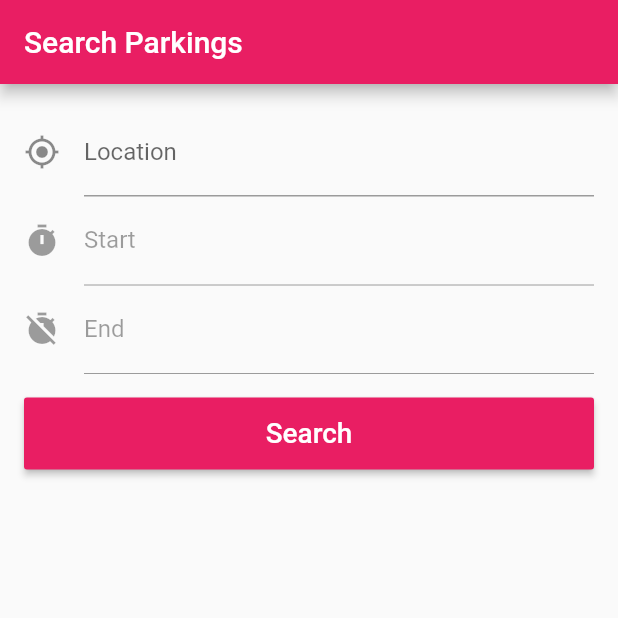
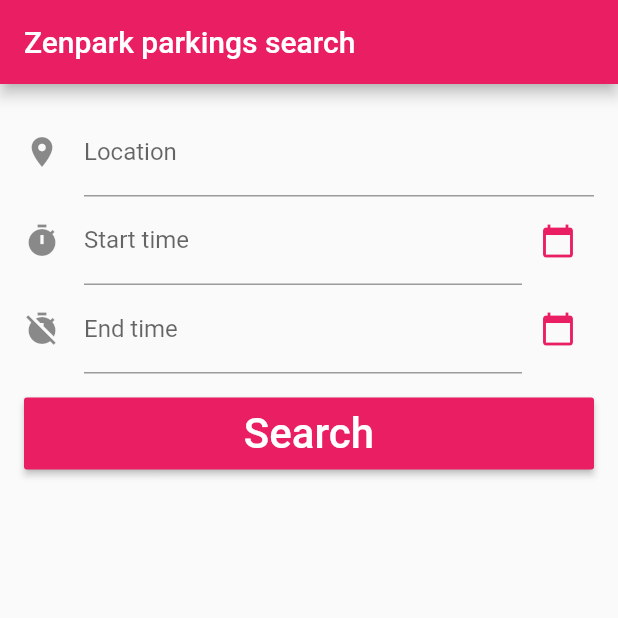
Before and after one commit to dogganidhal/Parking-Search, a Flutter app: the screen it shows after launch, on a phone screen of 412 x 824 dp, the top half of it. Run offline on Flutter 3.47's test engine with Material 2 defaults, Android fonts, the phone set to English and light mode, and no system bars.

Commit message:
do it otherwise

```diff
--- /dev/null
+++ b/lib/zenpark_parking_list.dart
@@ -0,0 +1 @@
+import 'package:flutter/material.dart'.
--- a/lib/zenpark_search_parkings.dart
+++ b/lib/zenpark_search_parkings.dart
@@ -1,190 +1,144 @@
 import 'package:flutter/material.dart';
-import 'package:http/http.dart' as http;
-import 'package:geocoder/geocoder.dart';
+// import 'package:http/http.dart' as http;
+import 'package:intl/intl.dart';
 import 'dart:async';
-import 'dart:convert';
 import 'main.dart';
-import 'destination.dart';
+import 'date_time_picker.dart';
 
 class ZenparkSearchParkings extends State<HelloWorldApp> {
 
-  bool _isLoading = false;
+  final formatter = new DateFormat('yyyy-MM-dd HH:mm');
+  bool isLoading = false;
 
-  final TextFormField _startDateTextField = new TextFormField(
-    decoration: InputDecoration(
-      hintText: 'Start time',
-      labelText: 'Start',
-      icon: const Icon(Icons.timer)
-    ),
-    enabled: false,
-    controller: new TextEditingController(),
-  );
-
-  final TextFormField _endDateTextField = new TextFormField(
-    decoration: InputDecoration(
-      hintText: 'End time',
-      labelText: 'End',
-      icon: const Icon(Icons.timer_off)
-    ),
-    enabled: false,
-    controller: new TextEditingController(),
-  );
-
-  final TextFormField _locationTextField = new TextFormField(
-    decoration: const InputDecoration(
-      icon: const Icon(Icons.my_location),
-      hintText: 'ex: Louvre museum, Eiffel tower ...',
-      labelText: 'Location'
-    ),
-    controller: new TextEditingController(),
-  );
+  final GlobalKey<FormState> _formKey = new GlobalKey();
+  final GlobalKey<FormState> _startDateFieldKey = new GlobalKey();
+  final GlobalKey<FormState> _endDateFieldKey = new GlobalKey();
 
   @override
     Widget build(BuildContext context) {
       return new MaterialApp(
-        color: Colors.pink,
-        home: new Builder(
-          builder: (BuildContext nestedContext) {
-            return  new Scaffold(
-              appBar: new AppBar(
-                title: new Text('Search Parkings'),
-                backgroundColor: Colors.pink,
-              ),
-              body: _isLoading ? new Center(
-                child: new CircularProgressIndicator(),
-              ) : new Form(
-                child: new ListView(
-                  padding: const EdgeInsets.all(16.0),
+        title: 'Zenpark parkings search',
+        theme: new ThemeData(
+          brightness: Brightness.light,
+          primaryColor: Colors.pink,
+          accentColor: Colors.pinkAccent,
+        ),
+        home: new Scaffold(
+          appBar: new AppBar(
+            title: new Text('Zenpark parkings search'),
+          ),
+          body: new Center(
+            child: isLoading ? new CircularProgressIndicator() : _buildBodyWidget(context),
+          ),
+        ),
+      );
+    }
+
+  Widget _buildBodyWidget(BuildContext context) {
+    return new Builder(
+      builder: (BuildContext nestedContext) {
+        return new Container(
+          padding: new EdgeInsets.all(16.0),
+          child: new Form(
+            key: _formKey,
+            child: new ListView(
+              children: <Widget>[
+                new TextFormField(
+                  keyboardType: TextInputType.text,
+                  decoration: new InputDecoration(
+                    icon: new Icon(Icons.place),
+                    hintText: 'ex: Louvre museum, Eiffel tower',
+                    labelText: 'Location'
+                  ),
+                ),
+                new Row(
                   children: <Widget>[
-                    _locationTextField,
-                    new InkWell(
-                      child: _startDateTextField,
-                      onTap: () {
-                        showDatePicker(
-                          lastDate: DateTime.now().add(const Duration(days: 365)),
-                          firstDate: DateTime.now(),
-                          initialDate: DateTime.now(),
-                          context: nestedContext
-                        ).then((startDate) {
-                          showTimePicker(
-                            initialTime: TimeOfDay.now(),
-                            context: nestedContext
-                          ).then((startTime) {
-                            _populateStartDateTime(startDate, startTime);
-                          });
+                    new Flexible(
+                      child: new TextFormField(
+                        key: _startDateFieldKey,
+                        controller: new TextEditingController(),
+                        keyboardType: TextInputType.datetime,
+                        decoration: new InputDecoration(
+                          icon: new Icon(Icons.timer),
+                          labelText: 'Start time'
+                        )
+                      ),
+                    ),
+                    new IconButton(
+                      color: Colors.pink,
+                      icon: new Icon(Icons.calendar_today),
+                      onPressed: () {
+                        final TextFormField field = _startDateFieldKey.currentWidget;
+                        showDateTimePicker(nestedContext, new DateTime.now()).then((pickedDateTime) {
+
+                          field.controller.text = formatter.format(pickedDateTime);
                         });
                       },
-                    ),
-                    new InkWell(
-                      child: _endDateTextField,
-                      onTap: () {
-                        showDatePicker(
-                          lastDate: DateTime.now().add(const Duration(days: 365)),
-                          firstDate: DateTime.now(),
-                          initialDate: DateTime.now(),
-                          context: nestedContext
-                        ).then((endDate) {
-                          showTimePicker(
-                            initialTime: TimeOfDay.now(),
-                            context: nestedContext
-                          ).then((endTime) {
-                            _populateEndDateTime(endDate, endTime);
-                          });
-                        });
-                      },
-                    ),
-                    new Container(
-                      child: new MaterialButton(
-                        child: new Text('Search', textScaleFactor: 1.33,),
-                        color: Colors.pink,
-                        textColor: Colors.white,
-                        height: 48.0,
-                        onPressed: () {
-                          setState(() {
-                            _isLoading = true;
-                          });
-                          _searchParkings(nestedContext);
-                        },
-                      ),
-                      margin: const EdgeInsets.only(top: 16.0),
                     )
                   ],
                 ),
-              )
-            );
-          },
-        )
-      );
-    }
-
-  void _searchParkings(concreteContext) async {
-    print('looking for parkings ...');
-    final url = 'https://zenithmobileapi.azurewebsites.net/v1/search/reservation';
-    final response = await http.post(url, body: json.encode({
-      'BeginDateUtc': _startDateTextField.controller.text,
-      'EndDateUtc': _endDateTextField.controller.text,
-      'location': {
-        'Address': _locationTextField.controller.text
+                new Row(
+                  children: <Widget>[
+                    new Flexible(
+                      child: new TextFormField(
+                        key: _endDateFieldKey,
+                        controller: new TextEditingController(),
+                        keyboardType: TextInputType.datetime,
+                        decoration: new InputDecoration(
+                          icon: new Icon(Icons.timer_off),
+                          labelText: 'End time'
+                        )
+                      ),
+                    ),
+                    new IconButton(
+                      color: Colors.pink,
+                      icon: new Icon(Icons.calendar_today),
+                      onPressed: () {
+                        final TextFormField field = _endDateFieldKey.currentWidget;
+                        DateTime minimumDateTime;
+                        final TextFormField startDateField = _startDateFieldKey.currentWidget;
+                        if (startDateField.controller.text.length > 0) {
+                          minimumDateTime = formatter.parse(startDateField.controller.text);
+                          minimumDateTime = new DateTime(
+                            minimumDateTime.year,
+                            minimumDateTime.month,
+                            minimumDateTime.day
+                          );
+                        } else {
+                          minimumDateTime = new DateTime.now();
+                        }
+                        showDateTimePicker(nestedContext, minimumDateTime).then((pickedDateTime) {
+                          field.controller.text = formatter.format(pickedDateTime);
+                        });
+                      },
+                    )
+                  ],
+                ),
+                new Container(
+                  height: 48.0,
+                  margin: new EdgeInsets.only(top: 16.0),
+                  child: new MaterialButton(
+                    color: Colors.pink,
+                    textColor: Colors.white,
+                    child: new Text('Search', textScaleFactor: 2.0,),
+                    onPressed: () {
+                      setState(() {
+                        isLoading = true;
+                      });
+                      _searchParkings(nestedContext);
+                    }
+                  )
+                )
+              ],
+            ),
+          ),
+        );
       },
-      'VehicleTypes': 1
-    }), headers: {
-      'Accept': 'application/json',
-      'Content-Type': 'application/json'
-    });
-    final map = json.decode(response.body);
-    var searchResults = [];
-    for (var item in map['Items']) {
-      searchResults.add(SearchResult.fromMap(item));
-    }
-    Navigator.push(
-      concreteContext,
-      new MaterialPageRoute(
-        builder: (context) => new ParkingListPage(searchResults)
-      )
     );
-    setState(() {
-      _isLoading = false;
-    });
   }
 
-  void _populateStartDateTime(DateTime date, TimeOfDay time) {
-    DateTime preciseDate = DateTime(date.year, date.month, date.day, time.hour, time.minute);
-    print('Start time: ' + preciseDate.toString());
-    _startDateTextField.controller.text = preciseDate.toString();
-  }
-
-  void _populateEndDateTime(DateTime date, TimeOfDay time) {
-    DateTime preciseDate = DateTime(date.year, date.month, date.day, time.hour, time.minute);
-    print('End time: ' + preciseDate.toString());
-    _endDateTextField.controller.text = preciseDate.toString();
+  void _searchParkings(BuildContext context) {
+    print('Looking for parkings');
   }
 
 }
-
-class SearchResult {
-
-  final double price;
-  final bool hasShuttle;
-  final bool almostFull;
-  final String publicId;
-  final double longitude;
-  final double latitude;
-  final String name;
-  final String address;
-  final int distance;
-  final int travelTime;
-
-  SearchResult(
-    this.address, this.hasShuttle, this.almostFull, this.publicId,
-    this.longitude, this.latitude, this.name, this.price, this.distance,
-    this.travelTime);
-
-  static SearchResult fromMap(Map map) {
-    return new SearchResult(
-      map['Parking']['ParkingAddress'], map['HasShuttle'], map['ParkingAlmostFull'],
-      map['Parking']['PublicId'], map['Parking']['Coordinates']['Longitude'],
-      map['Parking']['Coordinates']['Latitude'], map['Parking']['ParkingName'],
-      map['Price'], map['Distance'], map['TravelTime']);
-  }
-
-}
--- a/pubspec.yaml
+++ b/pubspec.yaml
@@ -5,8 +5,7 @@ dependencies:
   flutter:
     sdk: flutter
 
-  geolocation: ^0.2.1
-  geocoder: ^0.0.1
+  intl: "^0.15.6"
 
   # The following adds the Cupertino Icons font to your application.
   # Use with the CupertinoIcons class for iOS style icons.
```
Also changed, not shown: lib/date_time_picker.dart (added, +27 -0 lines), lib/destination.dart (deleted, +0 -58 lines), lib/main.dart (line endings or trailing spaces), pubspec.lock, 3 other files.
